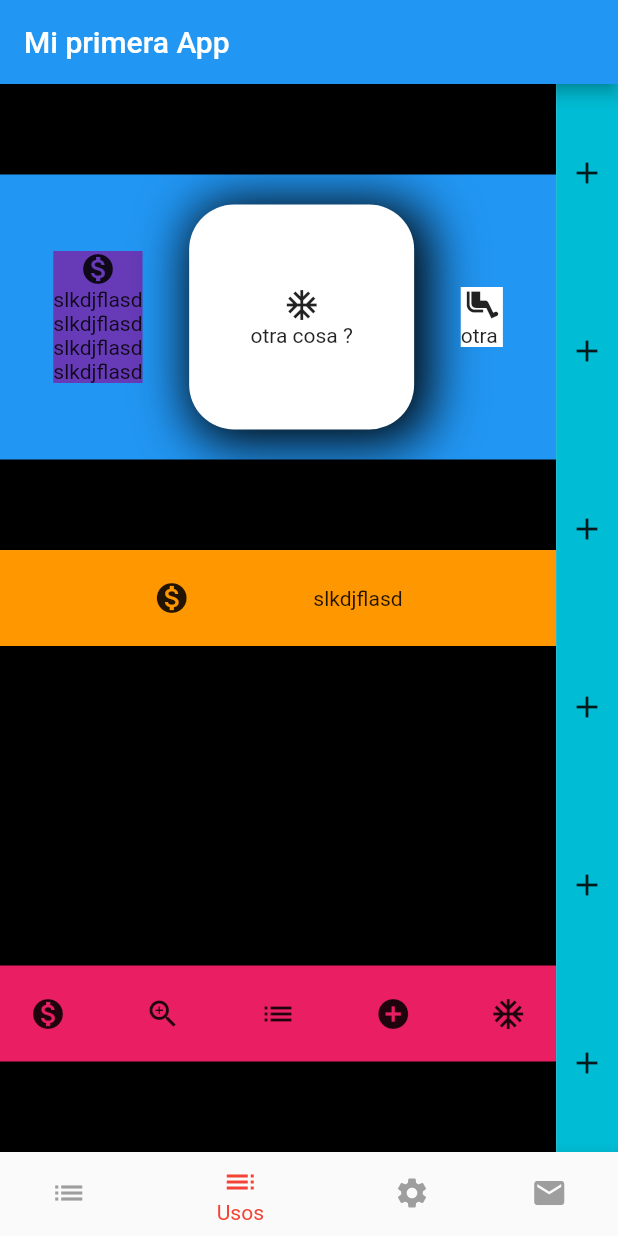
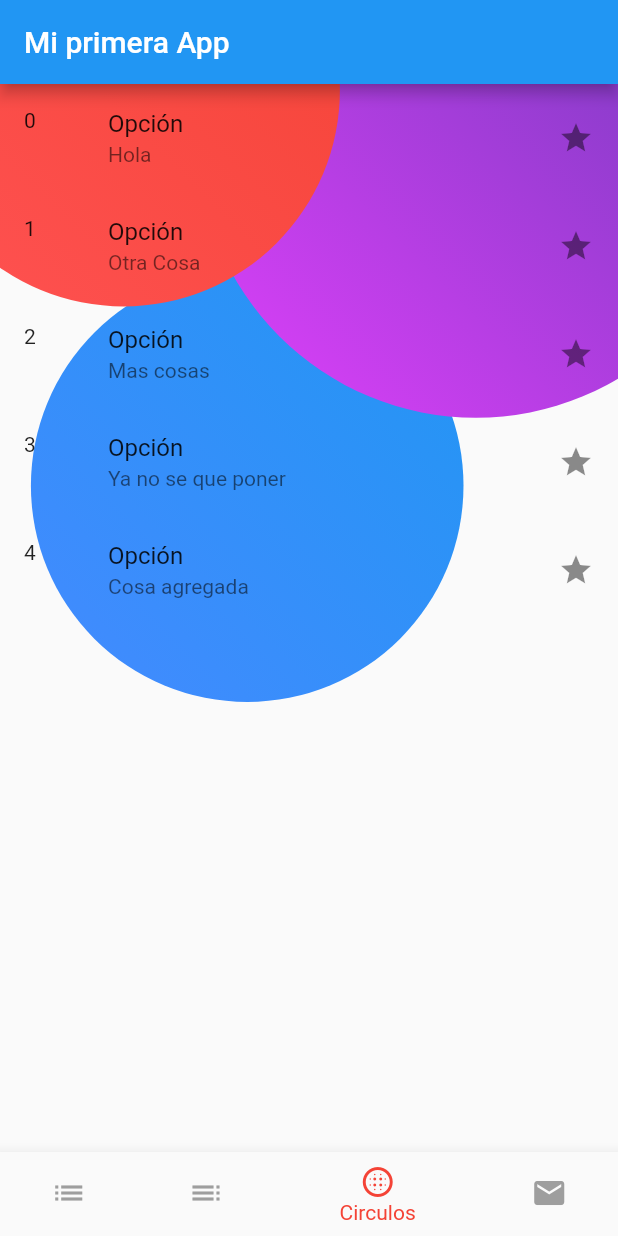
Before and after one commit to joemoritam/flutter_curso, a Flutter app: the screen it shows after launch, on a phone screen of 412 x 824 dp. Run offline on Flutter 3.47's test engine with Material 2 defaults, Android fonts, the phone set to English and light mode, and no system bars.

Commit message:
Circulos

```diff
--- a/lib/pages/home.dart
+++ b/lib/pages/home.dart
@@ -1,6 +1,7 @@
 import 'package:flutter/material.dart';
 import '../widgets/lista.dart';
 import '../widgets/usos.dart';
+import '../widgets/circulos.dart';
 
 class MyHomePage extends StatefulWidget {
   @override
@@ -8,7 +9,7 @@ class MyHomePage extends StatefulWidget {
 }
 
 class _MyHomePageState extends State<MyHomePage> {
-  int _currentIndex = 1;
+  int _currentIndex = 2;
 
   void _onItemTapped(int index){
     setState(() {
@@ -26,8 +27,8 @@ class _MyHomePageState extends State<MyHomePage> {
       title: Text("Usos")
     ),
     BottomNavigationBarItem(
-      icon: Icon(Icons.settings),
-      title: Text("Opción 3")
+      icon: Icon(Icons.blur_circular),
+      title: Text("Circulos")
     ),
     BottomNavigationBarItem(
         icon: Icon(Icons.email),
@@ -38,7 +39,7 @@ class _MyHomePageState extends State<MyHomePage> {
   List<Widget> _widgetsOptions = <Widget> [
     Lista(),
     UsosPage(),
-    Container(color: Colors.black),
+    CirculosPage(),
     Container(color: Colors.blue)
   ];
 
--- /dev/null
+++ b/lib/widgets/circulo.dart
@@ -0,0 +1,24 @@
+import 'package:flutter/material.dart';
+
+class Circulo extends StatelessWidget {
+  final double radio;
+  final List<Color> colores;
+
+  const Circulo({Key key, this.radio, this.colores}) : super(key: key);
+
+  @override
+  Widget build(BuildContext context) {
+    return Container(
+      width: radio * 2,
+      height: radio * 2,
+      decoration: BoxDecoration(
+        borderRadius: BorderRadius.circular(radio),
+        gradient: LinearGradient(
+          colors: colores,
+          begin: Alignment.topRight,
+          end: Alignment.bottomLeft
+        )
+      ),
+    );
+  }
+}
--- /dev/null
+++ b/lib/widgets/circulos.dart
@@ -0,0 +1,85 @@
+import 'package:flutter/material.dart';
+import 'circulo.dart';
+
+class CirculosPage extends StatefulWidget {
+  @override
+  _CirculosPageState createState() => _CirculosPageState();
+}
+
+class _CirculosPageState extends State<CirculosPage> {
+
+  List<String> _lista = [
+    "Hola", "Otra Cosa", "Mas cosas", "Ya no se que poner", "Cosa agregada"
+  ];
+
+
+  @override
+  Widget build(BuildContext context) {
+    final size = MediaQuery.of(context).size;
+    return Container(
+      height: size.height,
+      width: size.width,
+      child: Stack(
+        children: [
+
+          Positioned(
+            right: size.width*0.25,
+            top: size.width*0.30,
+            child: Circulo(
+              radio: size.width*0.35,
+              colores: [
+                Colors.blue,
+                Colors.blueAccent
+              ],
+            ),
+          ),
+
+
+          Positioned(
+            right: -size.width*0.22,
+            top: -size.width*0.36,
+            child: Circulo(
+              radio: size.width*0.45,
+              colores: [
+                Colors.deepPurple,
+                Colors.purpleAccent
+              ],
+            ),
+          ),
+
+          Positioned(
+            right: size.width*0.45,
+            top: -size.width*0.34,
+            child: Circulo(
+              radio: size.width*0.35,
+              colores: [
+                Colors.red,
+                Colors.redAccent
+              ],
+            ),
+          ),
+
+          SingleChildScrollView(
+            child: Container(
+              height: size.height,
+              child: ListView.builder(
+                  itemCount: _lista.length,
+                  itemBuilder: (BuildContext context, int index){
+                    return Container(
+                      child: ListTile(
+                        leading: Text(index.toString()),
+                        title: Text("Opción"),
+                        subtitle: Text(_lista[index]),
+                        trailing: Icon(Icons.star),
+                      ),
+                    );
+                  }
+              ),
+            ),
+          )
+
+        ],
+      ),
+    );
+  }
+}
```
